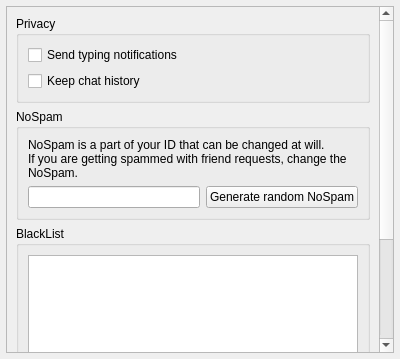
Above: src/widget/form/settings/privacysettings.ui from weblate/qTox_enhanced-1 before the change. Below: the same form after it.
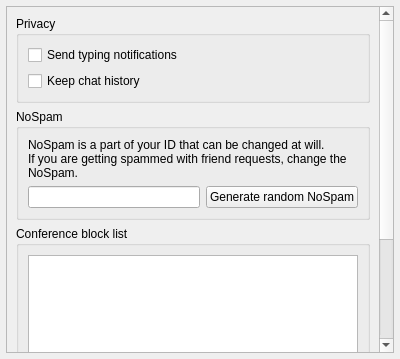
That is the form after the change. Custom widgets are drawn as their Qt base class.

```diff
--- a/src/widget/form/settings/privacysettings.ui
+++ b/src/widget/form/settings/privacysettings.ui
@@ -123,7 +123,7 @@
           <string/>
          </property>
          <property name="title">
-          <string>BlackList</string>
+          <string>Conference block list</string>
          </property>
          <layout class="QHBoxLayout" name="horizontalLayout_2">
           <item>
```
Left out of the diff: 4 changed lines with no effect on the pictures.
